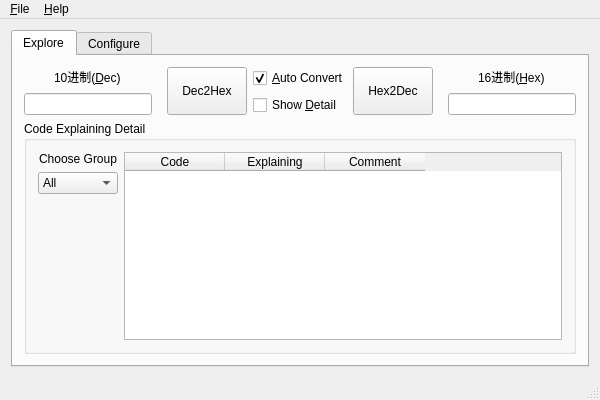
Qt form mainwindow.ui (Qunero/CodeExploreAssistant) before a commit.
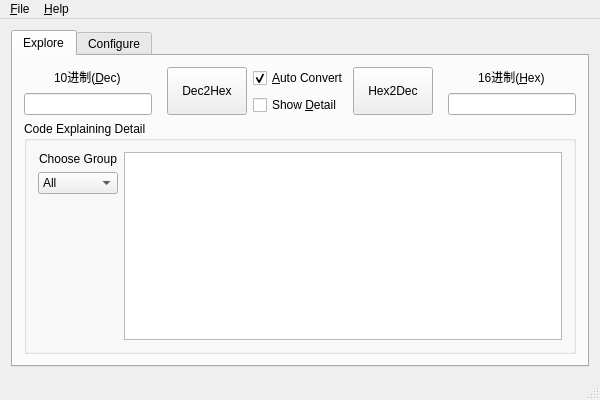
The same form after that commit.

Commit message: prepare models for loading configure files

```diff
--- a/mainwindow.ui
+++ b/mainwindow.ui
@@ -323,32 +323,7 @@
             </layout>
            </item>
            <item>
-            <widget class="QTableWidget" name="tableWidget_codeDetail">
-             <column>
-              <property name="text">
-               <string>Code</string>
-              </property>
-              <property name="textAlignment">
-               <set>AlignHCenter|AlignVCenter|AlignCenter</set>
-              </property>
-             </column>
-             <column>
-              <property name="text">
-               <string>Explaining</string>
-              </property>
-              <property name="textAlignment">
-               <set>AlignHCenter|AlignVCenter|AlignCenter</set>
-              </property>
-             </column>
-             <column>
-              <property name="text">
-               <string>Comment</string>
-              </property>
-              <property name="textAlignment">
-               <set>AlignHCenter|AlignVCenter|AlignCenter</set>
-              </property>
-             </column>
-            </widget>
+            <widget class="QTableView" name="tableView_codeDetail"/>
            </item>
           </layout>
          </widget>
```
Left out of the diff: 2 changed lines with no effect on the pictures. The commit also changes 2 other files.
